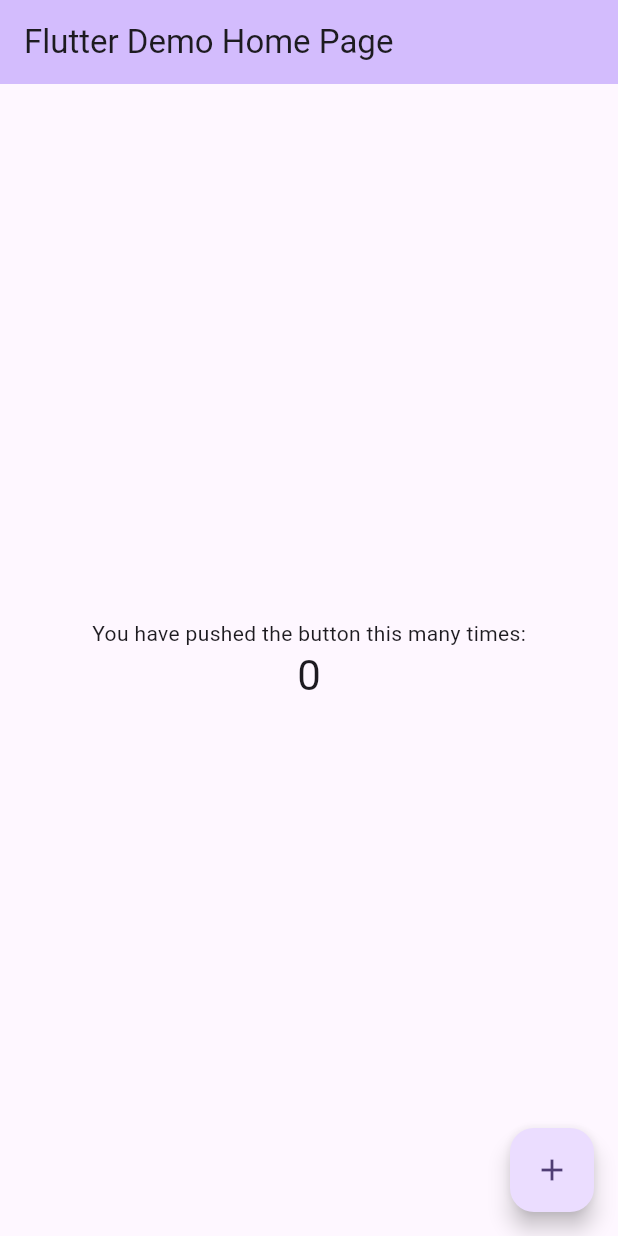
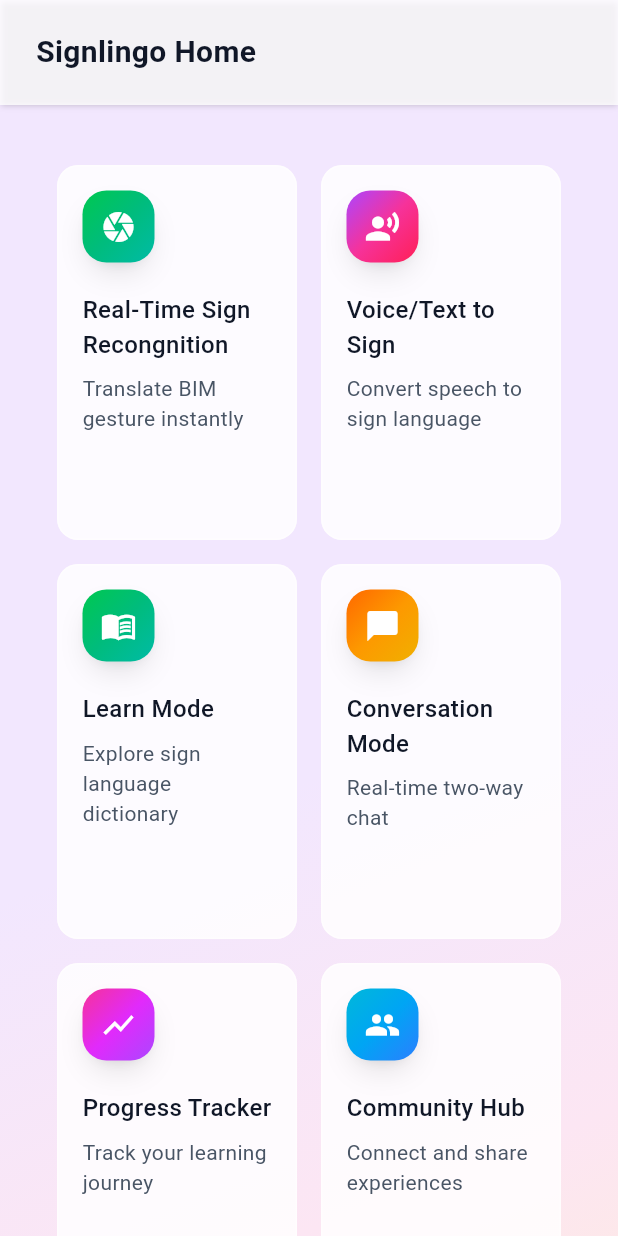
Before and after one commit to SECJ3104-03/signLinggo, a Flutter app: the screen it shows after launch, on a phone screen of 412 x 824 dp. Run offline on Flutter 3.47's test engine with Material 3 defaults, Android fonts, the phone set to English and light mode, and no system bars; Roboto replaces fonts that are missing (Arimo).

Commit message:
Home page updated

```diff
--- a/lib/main.dart
+++ b/lib/main.dart
@@ -1,122 +1,8 @@
 import 'package:flutter/material.dart';
+import 'package:signlinggo/screens/home/home_screen.dart';
 
 void main() {
-  runApp(const MyApp());
+  runApp(MaterialApp (
+    home: HomePage(),
+  ));
 }
-
-class MyApp extends StatelessWidget {
-  const MyApp({super.key});
-
-  // This widget is the root of your application.
-  @override
-  Widget build(BuildContext context) {
-    return MaterialApp(
-      title: 'Flutter Demo',
-      theme: ThemeData(
-        // This is the theme of your application.
-        //
-        // TRY THIS: Try running your application with "flutter run". You'll see
-        // the application has a purple toolbar. Then, without quitting the app,
-        // try changing the seedColor in the colorScheme below to Colors.green
-        // and then invoke "hot reload" (save your changes or press the "hot
-        // reload" button in a Flutter-supported IDE, or press "r" if you used
-        // the command line to start the app).
-        //
-        // Notice that the counter didn't reset back to zero; the application
-        // state is not lost during the reload. To reset the state, use hot
-        // restart instead.
-        //
-        // This works for code too, not just values: Most code changes can be
-        // tested with just a hot reload.
-        colorScheme: ColorScheme.fromSeed(seedColor: Colors.deepPurple),
-      ),
-      home: const MyHomePage(title: 'Flutter Demo Home Page'),
-    );
-  }
-}
-
-class MyHomePage extends StatefulWidget {
-  const MyHomePage({super.key, required this.title});
-
-  // This widget is the home page of your application. It is stateful, meaning
-  // that it has a State object (defined below) that contains fields that affect
-  // how it looks.
-
-  // This class is the configuration for the state. It holds the values (in this
-  // case the title) provided by the parent (in this case the App widget) and
-  // used by the build method of the State. Fields in a Widget subclass are
-  // always marked "final".
-
-  final String title;
-
-  @override
-  State<MyHomePage> createState() => _MyHomePageState();
-}
-
-class _MyHomePageState extends State<MyHomePage> {
-  int _counter = 0;
-
-  void _incrementCounter() {
-    setState(() {
-      // This call to setState tells the Flutter framework that something has
-      // changed in this State, which causes it to rerun the build method below
-      // so that the display can reflect the updated values. If we changed
-      // _counter without calling setState(), then the build method would not be
-      // called again, and so nothing would appear to happen.
-      _counter++;
-    });
-  }
-
-  @override
-  Widget build(BuildContext context) {
-    // This method is rerun every time setState is called, for instance as done
-    // by the _incrementCounter method above.
-    //
-    // The Flutter framework has been optimized to make rerunning build methods
-    // fast, so that you can just rebuild anything that needs updating rather
-    // than having to individually change instances of widgets.
-    return Scaffold(
-      appBar: AppBar(
-        // TRY THIS: Try changing the color here to a specific color (to
-        // Colors.amber, perhaps?) and trigger a hot reload to see the AppBar
-        // change color while the other colors stay the same.
-        backgroundColor: Theme.of(context).colorScheme.inversePrimary,
-        // Here we take the value from the MyHomePage object that was created by
-        // the App.build method, and use it to set our appbar title.
-        title: Text(widget.title),
-      ),
-      body: Center(
-        // Center is a layout widget. It takes a single child and positions it
-        // in the middle of the parent.
-        child: Column(
-          // Column is also a layout widget. It takes a list of children and
-          // arranges them vertically. By default, it sizes itself to fit its
-          // children horizontally, and tries to be as tall as its parent.
-          //
-          // Column has various properties to control how it sizes itself and
-          // how it positions its children. Here we use mainAxisAlignment to
-          // center the children vertically; the main axis here is the vertical
-          // axis because Columns are vertical (the cross axis would be
-          // horizontal).
-          //
-          // TRY THIS: Invoke "debug painting" (choose the "Toggle Debug Paint"
-          // action in the IDE, or press "p" in the console), to see the
-          // wireframe for each widget.
-          mainAxisAlignment: MainAxisAlignment.center,
-          children: <Widget>[
-            const Text('You have pushed the button this many times:'),
-            Text(
-              '$_counter',
-              style: Theme.of(context).textTheme.headlineMedium,
-            ),
-          ],
-        ),
-      ),
-      floatingActionButton: FloatingActionButton(
-        onPressed: _incrementCounter,
-        tooltip: 'Increment',
-        child: const Icon(Icons.add),
-      ), // This trailing comma makes auto-formatting nicer for build methods.
-    );
-  }
-}
--- a/lib/screens/home/home_screen.dart
+++ b/lib/screens/home/home_screen.dart
@@ -0,0 +1,291 @@
+import 'package:flutter/material.dart';
+
+class HomePage extends StatelessWidget {
+  const HomePage({super.key});
+
+  @override
+  Widget build(BuildContext context) {
+    return Scaffold(
+      body: SingleChildScrollView(
+        child: Container(
+          width: double.infinity,
+          decoration: const BoxDecoration(
+            gradient: LinearGradient(
+              begin: Alignment(0.00, 0.00),
+              end: Alignment(1.00, 1.00),
+              colors: [
+                Color(0xFFF2E7FE),
+                Color(0xFFFCE6F3),
+                Color(0xFFFFECD4),
+              ],
+            ),
+          ),
+          child: Column(
+            children: [
+              // === TOP BAR ===
+              Container(
+                width: double.infinity,
+                height: 70,
+                padding: const EdgeInsets.symmetric(horizontal: 24),
+                decoration: BoxDecoration(
+                  color: Colors.white.withOpacity(0.80),
+                  boxShadow: const [
+                    BoxShadow(
+                      color: Color(0x19000000),
+                      blurRadius: 2,
+                      offset: Offset(0, 1),
+                      spreadRadius: -1,
+                    ),
+                    BoxShadow(
+                      color: Color(0x19000000),
+                      blurRadius: 3,
+                      offset: Offset(0, 1),
+                      spreadRadius: 0,
+                    ),
+                  ],
+                ),
+                child: const Align(
+                  alignment: Alignment.centerLeft,
+                  child: Text(
+                    'Signlingo Home',
+                    style: TextStyle(
+                      fontSize: 20,
+                      fontWeight: FontWeight.w600,
+                      color: Color(0xFF101727),
+                    ),
+                  ),
+                ),
+              ),
+
+              const SizedBox(height: 20),
+
+              // === MAIN BODY ===
+              Padding(
+                padding: const EdgeInsets.all(20),
+                child: Wrap(
+                  spacing: 16,
+                  runSpacing: 16,
+                  children: [
+                    _buildCard(
+                      icon: Icons.camera,
+                      title: "Real-Time Sign Recongnition",
+                      description: 'Translate BIM gesture instantly',
+                      gradientColors: const [
+                        Color(0xFF00C850),
+                        Color(0xFF00BC7C),
+                        Color(0xFF00BBA6),
+                      ],
+                    ),
+                    _buildCard(
+                      icon: Icons.record_voice_over,
+                      title: 'Voice/Text to Sign',
+                      description: 'Convert speech to sign language',
+                      gradientColors: const [
+                        Color(0xFFAC46FF),
+                        Color(0xFFF6329A),
+                        Color(0xFFFF1F56),
+                      ],
+                    ),
+                    _buildCard(
+                      icon: Icons.menu_book,
+                      title: 'Learn Mode',
+                      description: 'Explore sign language dictionary',
+                      gradientColors: const [
+                        Color(0xFF00C850),
+                        Color(0xFF00BC7C),
+                        Color(0xFF00BBA6),
+                      ],
+                    ),
+                    _buildCard(
+                      icon: Icons.chat_bubble,
+                      title: 'Conversation Mode',
+                      description: 'Real-time two-way chat',
+                      gradientColors: const [
+                        Color(0xFFFF6800),
+                        Color(0xFFFD9900),
+                        Color(0xFFF0B000),
+                      ],
+                    ),
+                    _buildCard(
+                      icon: Icons.show_chart,
+                      title: 'Progress Tracker',
+                      description: 'Track your learning journey',
+                      gradientColors: const [
+                        Color(0xFFF6329A),
+                        Color(0xFFE12AFB),
+                        Color(0xFFAC46FF),
+                      ],
+                    ),
+                    _buildCard(
+                      icon: Icons.people,
+                      title: 'Community Hub',
+                      description: 'Connect and share experiences',
+                      gradientColors: const [
+                        Color(0xFF00B8DA),
+                        Color(0xFF00A5F4),
+                        Color(0xFF2B7FFF),
+                      ],
+                    ),
+                  ],
+                ),
+              ),
+
+              const SizedBox(height: 20),
+
+              // === FOOTER ===
+              Container(
+                width: double.infinity,
+                height: 91.95,
+                padding: const EdgeInsets.all(20),
+                margin: const EdgeInsets.symmetric(horizontal: 16, vertical: 8),
+                decoration: ShapeDecoration(
+                  gradient: const LinearGradient(
+                    begin: Alignment(0.00, 0.50),
+                    end: Alignment(1.00, 0.50),
+                    colors: [
+                      Color(0xFF615EFF),
+                      Color(0xFFAC46FF),
+                      Color(0xFFF6329A),
+                    ],
+                  ),
+                  shape: RoundedRectangleBorder(
+                    borderRadius: BorderRadius.all(Radius.circular(14)),
+                  ),
+                  shadows: const [
+                    BoxShadow(
+                      color: Color(0x19000000),
+                      blurRadius: 6,
+                      offset: Offset(0, 4),
+                      spreadRadius: -4,
+                    ),
+                    BoxShadow(
+                      color: Color(0x19000000),
+                      blurRadius: 15,
+                      offset: Offset(0, 10),
+                      spreadRadius: -3,
+                    ),
+                  ],
+                ),
+                child: Row(
+                  children: [
+                    Container(
+                      width: 47.99,
+                      height: 47.99,
+                      decoration: BoxDecoration(
+                        color: Colors.white.withOpacity(0.2),
+                        borderRadius: BorderRadius.circular(16),
+                      ),
+                      child: const Icon(Icons.cloud_download, color: Colors.white),
+                    ),
+                    const SizedBox(width: 16),
+                    const Expanded(
+                      child: Column(
+                        crossAxisAlignment: CrossAxisAlignment.start,
+                        mainAxisAlignment: MainAxisAlignment.center,
+                        children: [
+                          Text(
+                            'Offline Mode Available',
+                            style: TextStyle(
+                              color: Colors.white,
+                              fontSize: 16,
+                              fontFamily: 'Arimo',
+                              fontWeight: FontWeight.w400,
+                            ),
+                          ),
+                          Text(
+                            'Download signs for offline use',
+                            style: TextStyle(
+                              color: Color(0xCCFFFEFE),
+                              fontSize: 14,
+                              fontFamily: 'Arimo',
+                            ),
+                          ),
+                        ],
+                      ),
+                    ),
+                  ],
+                ),
+              ),
+            ],
+          ),
+        ),
+      ),
+    );
+  }
+
+  // ===== Reusable card builder =====
+  Widget _buildCard({
+    required IconData icon,
+    required String title,
+    required String description,
+    required List<Color> gradientColors,
+  }) {
+    return Container(
+      width: 160,
+      height: 250,
+      padding: const EdgeInsets.all(16),
+      decoration: ShapeDecoration(
+        color: Colors.white.withOpacity(0.85),
+        shape: RoundedRectangleBorder(
+          side: const BorderSide(width: 1, color: Color(0x99FFFEFE)),
+          borderRadius: BorderRadius.circular(14),
+        ),
+      ),
+      child: Column(
+        crossAxisAlignment: CrossAxisAlignment.start,
+        children: [
+          Container(
+            width: 48,
+            height: 48,
+            decoration: ShapeDecoration(
+              gradient: LinearGradient(
+                begin: Alignment.topLeft,
+                end: Alignment.bottomRight,
+                colors: gradientColors,
+              ),
+              shape: RoundedRectangleBorder(
+                borderRadius: BorderRadius.circular(16),
+              ),
+              shadows: const [
+                BoxShadow(
+                  color: Color(0x19000000),
+                  blurRadius: 6,
+                  offset: Offset(0, 4),
+                  spreadRadius: -4,
+                ),
+                BoxShadow(
+                  color: Color(0x19000000),
+                  blurRadius: 15,
+                  offset: Offset(0, 10),
+                  spreadRadius: -3,
+                ),
+              ],
+            ),
+            child: Center(
+              child: Icon(icon, color: Colors.white),
+            ),
+          ),
+          const SizedBox(height: 20),
+          Text(
+            title,
+            style: const TextStyle(
+              color: Color(0xFF101727),
+              fontSize: 16,
+              fontFamily: 'Arimo',
+              fontWeight: FontWeight.w500,
+            ),
+          ),
+          const SizedBox(height: 8),
+          Text(
+            description,
+            style: const TextStyle(
+              color: Color(0xFF495565),
+              fontSize: 14,
+              fontFamily: 'Arimo',
+            ),
+          ),
+        ],
+      ),
+    );
+  }
+}
```
Also changed, not shown: lib/screens/text_to_sign/text_to_sign_screen.dart (+175 -0 lines).
